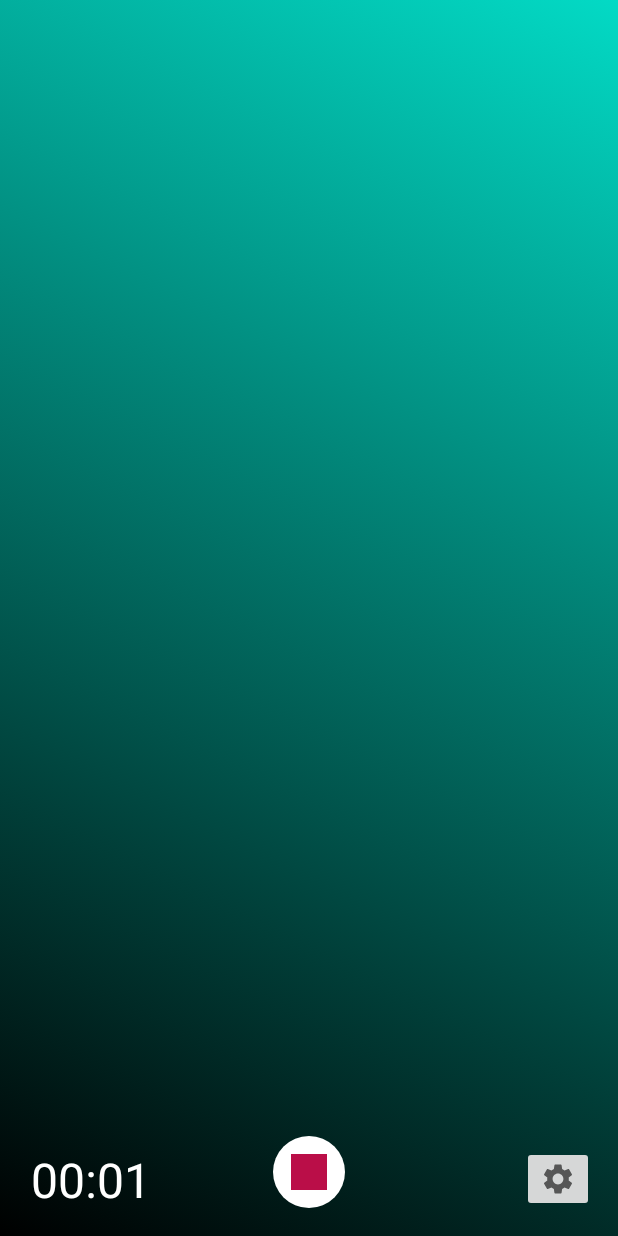
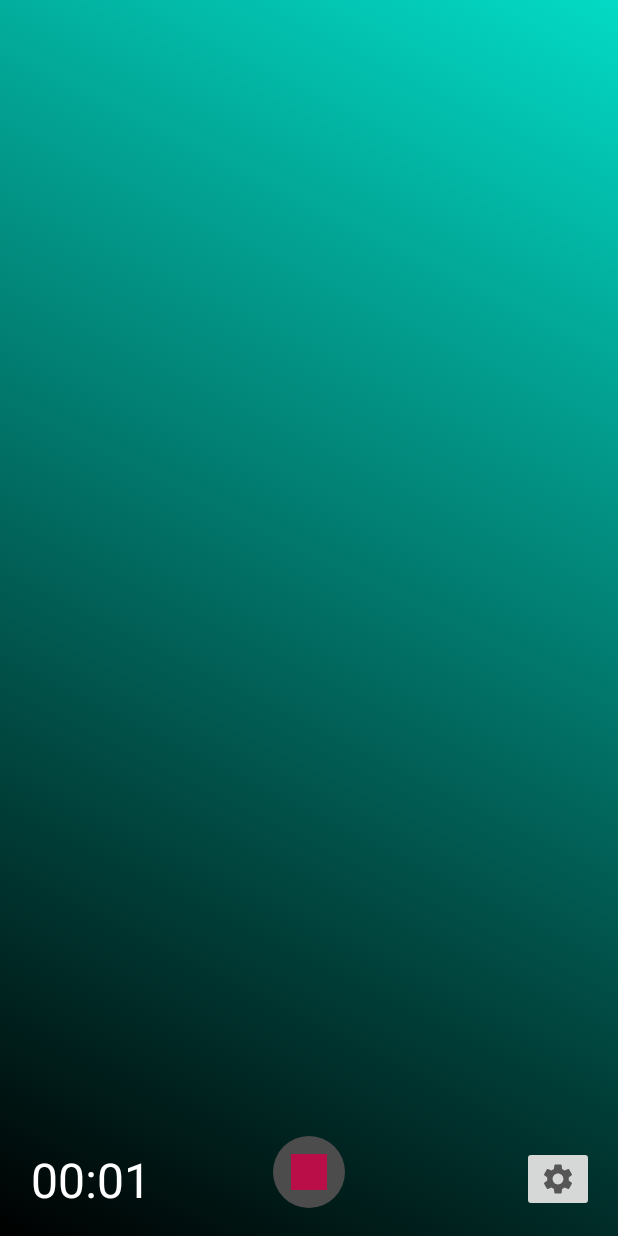
Before and after one commit to MobileDevErgasia/MobileDevErgasia, an Android app: the screen it shows after launch (VoiceRecordActivity), after a tap on an icon or button, on a phone screen of 412 x 824 dp. Run offline under Robolectric (Android 15) with nearby library versions, the phone set to English and light mode, and no system bars.

Commit message:
Αδειες,portrait,saveDialog cancel,backgroundColor

```diff
--- a/app/src/main/java/com/example/mobiledevergasia/CustomListHandler.java
+++ b/app/src/main/java/com/example/mobiledevergasia/CustomListHandler.java
@@ -101,7 +101,7 @@ public class CustomListHandler  {
                             int color=item.getBackgroundColor();
                             tempView.setBackgroundColor(color);
                         }else{
-                            // tempView.setBackground(defaultBackground);
+                             tempView.setBackground(defaultBackground);
                         }
                         if(item.isTextColorEdited()){
                             System.out.println("~~~\n" + item.getDesc() );
--- a/app/src/main/java/com/example/mobiledevergasia/VoiceRecordActivity.java
+++ b/app/src/main/java/com/example/mobiledevergasia/VoiceRecordActivity.java
@@ -5,17 +5,23 @@ import androidx.annotation.NonNull;
 import androidx.annotation.StyleableRes;
 import androidx.appcompat.app.AppCompatActivity;
 import androidx.appcompat.widget.Toolbar;
+import androidx.core.app.ActivityCompat;
+import androidx.core.content.ContextCompat;
 
+import android.Manifest;
 import android.app.Activity;
 import android.content.Context;
 import android.content.Intent;
 import android.content.SharedPreferences;
+import android.content.pm.PackageManager;
 import android.content.res.Configuration;
 import android.content.res.Resources;
 import android.graphics.Color;
 import android.os.Build;
 import android.os.Bundle;
+import android.os.Environment;
 import android.os.Parcelable;
+import android.os.StatFs;
 import android.os.SystemClock;
 import android.preference.PreferenceManager;
 import android.view.View;
@@ -54,13 +60,17 @@ public class VoiceRecordActivity extends AppCompatActivity implements SaveDialog
         myToolbar=findViewById(R.id.myToolbar);
         setSupportActionBar(myToolbar);
 
+        ActivityCompat.requestPermissions(this,new String[]{Manifest.permission.RECORD_AUDIO},PackageManager.PERMISSION_GRANTED);
+
+
+        chronometer=findViewById(R.id.simpleChronometer);
+
 
         //αρικοποιηση
         recordButton =findViewById(R.id.recordButton);
         stopPlayingButton=findViewById(R.id.stopPlayingButton);
         settingsButton=findViewById(R.id.settingsButton);
 
-        chronometer=findViewById(R.id.simpleChronometer);
 
         recorder=new Recorder();
 
@@ -89,7 +99,6 @@ public class VoiceRecordActivity extends AppCompatActivity implements SaveDialog
        chronometer.setOnChronometerTickListener(new Chronometer.OnChronometerTickListener() {
            @Override
            public void onChronometerTick(Chronometer chronometer) {
-
                if (chronometer.getText().toString().endsWith(recordingDurationText)){//το endswith("15") σημαινει
                    stopClock();                                     //πχ οταν το χρονομετρο γραψει "00:15" θα σταματησει η ηχογραφηση
                    stopRecording();
@@ -142,10 +151,8 @@ public class VoiceRecordActivity extends AppCompatActivity implements SaveDialog
     private void buttonClick(){
         if (!recorder.isRecording()){
             customListHandler.stop();
-            startClock();
             startRecording();
         }else{
-            stopClock();
             stopRecording();
         }
 
@@ -182,6 +189,13 @@ public class VoiceRecordActivity extends AppCompatActivity implements SaveDialog
      * Χρησιμοποιειται η startRecording(File temporaryFile) του Recorder
      */
     private void startRecording(){
+        if (ContextCompat.checkSelfPermission(this,Manifest.permission.RECORD_AUDIO)!=0){
+            ActivityCompat.requestPermissions(this,new String[]{Manifest.permission.RECORD_AUDIO},0);
+            return;
+        }
+
+
+        startClock();
         customListHandler.stop();
         recordButton.setImageResource(R.drawable.stop_recording_image);
 
@@ -202,6 +216,8 @@ public class VoiceRecordActivity extends AppCompatActivity implements SaveDialog
      * Χρησιμοποιειται η stopRecording() του Recorder
      */
     private void stopRecording(){
+        stopClock();
+
         recordButton.setImageResource(R.drawable.start_recording_image);
         Toast.makeText(VoiceRecordActivity.this, R.string.stopped_recording , Toast.LENGTH_SHORT).show();
 
@@ -286,8 +302,10 @@ public class VoiceRecordActivity extends AppCompatActivity implements SaveDialog
      * την γλωσσα και την αυτοματη επαναληψη.
      */
     private void loadSettings(){
+
         SharedPreferences sharedPreferences= PreferenceManager.getDefaultSharedPreferences(this);
         String tempKey=sharedPreferences.getString("maxRecordDuration","10");
+        recordingDurationText=tempKey;
         switch(tempKey){
             case "1" :
                 recordingDurationText="05";
--- a/app/src/main/res/drawable/button_shape.xml
+++ b/app/src/main/res/drawable/button_shape.xml
@@ -2,7 +2,7 @@
 <selector xmlns:android="http://schemas.android.com/apk/res/android">
     <item >
         <shape android:shape="oval" >
-            <solid android:color="@color/white"></solid>
+            <solid android:color="@color/dark_grey"></solid>
         </shape>
     </item>
 </selector>
--- a/app/src/main/res/values/colors.xml
+++ b/app/src/main/res/values/colors.xml
@@ -11,6 +11,7 @@
     <color name="red_200">#BA0E48</color>
     <color name="red_700">#BA0E48</color>
     <color name="black">#FF000000</color>
+    <color name="dark_grey">#4C4C4C</color>
     <color name="white">#FFFFFFFF</color>
     <color name="grey">#BBB7BC</color>
 </resources>
--- a/app/src/main/res/xml/settings.xml
+++ b/app/src/main/res/xml/settings.xml
@@ -10,7 +10,7 @@
         android:summaryOff="@string/AutoLoopSummaryOff"/>
 
     <ListPreference
-        android:defaultValue="false"
+        android:defaultValue="05"
         android:title="@string/SettingsDuration"
         android:negativeButtonText="@string/cancel"
         android:key="maxRecordDuration"
```
Also changed, not shown: app/src/main/AndroidManifest.xml (+12 -5 lines), app/src/main/java/com/example/mobiledevergasia/CustomItem.java (+8 -3 lines), app/src/main/java/com/example/mobiledevergasia/SaveDialog.java (+9 -0 lines). Lines whose indentation alone changed are shown as unchanged.
